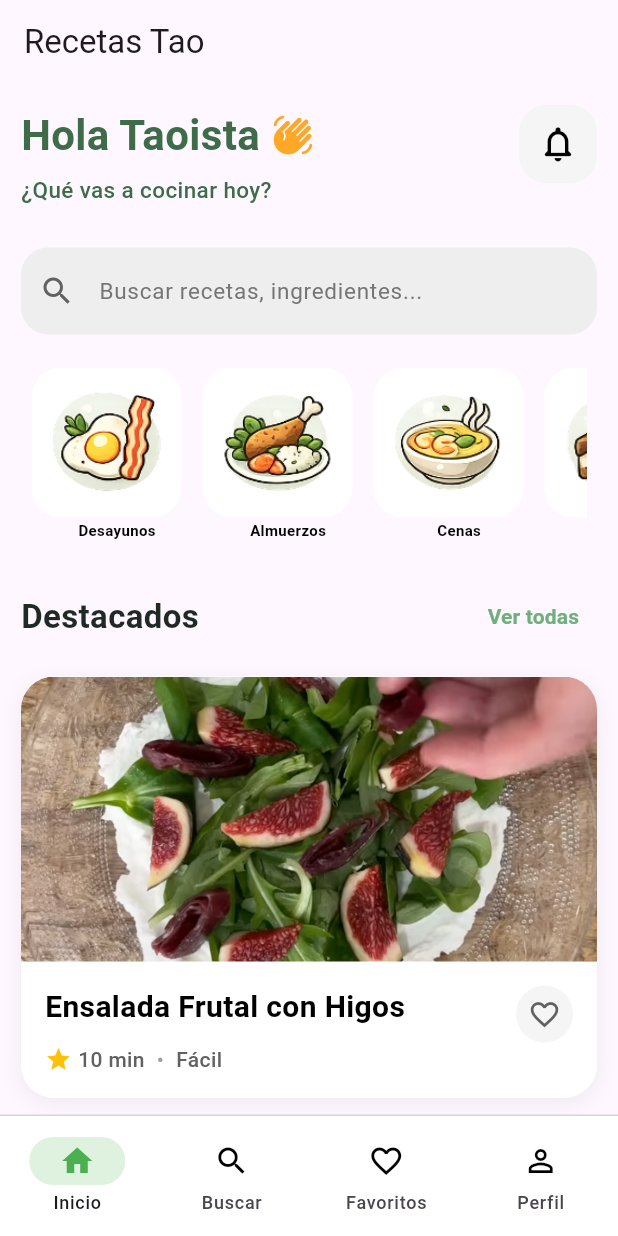
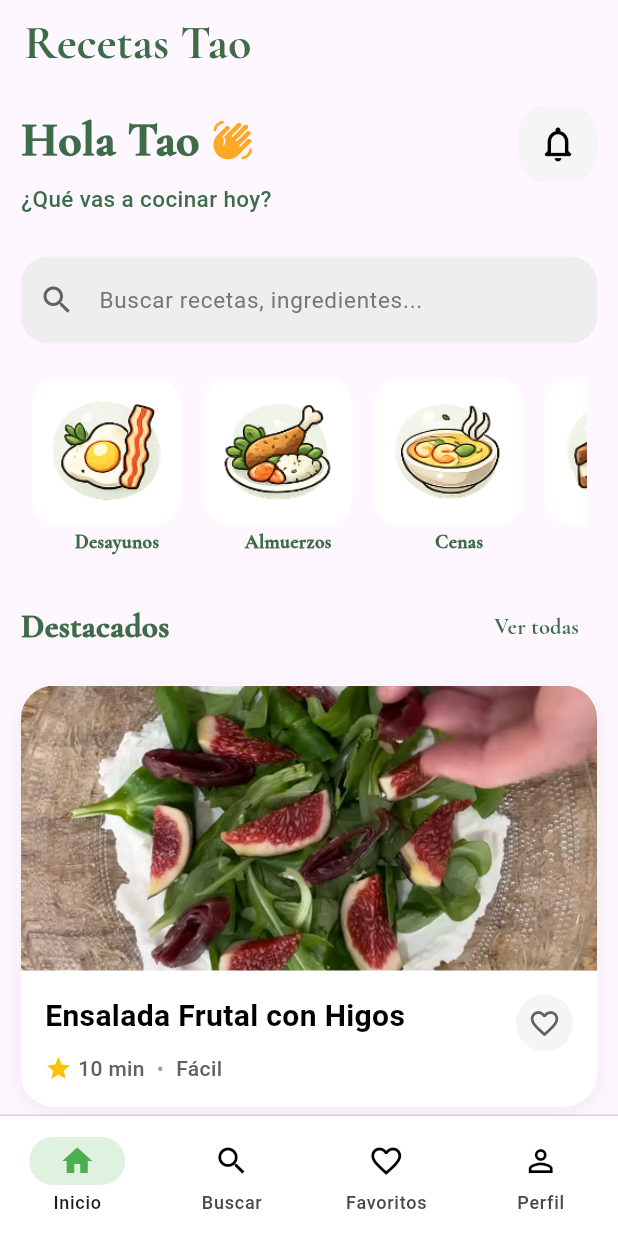
Before and after one commit to Taoista/recetastao, a Flutter app: the screen it shows after launch, after a tap on "Ver todas", on a phone screen of 412 x 824 dp. Run offline on Flutter 3.47's test engine with Material 3 defaults, Android fonts, the phone set to English and light mode, and no system bars; our stand-ins replace go_router, google_fonts.

Commit message:
fix corrreccion diseno

```diff
--- a/lib/screens/home/card_category.dart
+++ b/lib/screens/home/card_category.dart
@@ -1,11 +1,17 @@
 import 'package:flutter/material.dart';
+import 'package:google_fonts/google_fonts.dart';
+import 'package:recetastao/core/theme/app_colors.dart';
 
 class CardCategory extends StatelessWidget {
   final int idFood;
   final String nameCategory;
   final String pathImage;
 
-  const CardCategory({super.key, required this.idFood, required this.nameCategory, required this.pathImage});
+  const CardCategory(
+      {super.key,
+      required this.idFood,
+      required this.nameCategory,
+      required this.pathImage});
 
   @override
   Widget build(BuildContext context) {
@@ -28,15 +34,12 @@ class CardCategory extends StatelessWidget {
           ),
         ),
         const SizedBox(height: 1),
-        Text(
-          nameCategory,
-          textAlign: TextAlign.center,
-          style: TextStyle(
-            color: Colors.black,
-            fontSize: 10,
-            fontWeight: FontWeight.w600,
-          ),
-        ),
+        Text(nameCategory,
+            style: GoogleFonts.cormorantGaramond(
+              fontSize: 13,
+              fontWeight: FontWeight.w900,
+              color: AppColors.primaryDark,
+            )),
       ],
     );
   }
--- a/lib/screens/home/featured_card.dart
+++ b/lib/screens/home/featured_card.dart
@@ -1,4 +1,5 @@
 import 'package:flutter/material.dart';
+import 'package:google_fonts/google_fonts.dart';
 import 'package:recetastao/core/theme/app_colors.dart';
 import 'package:recetastao/models/recipe.dart';
 
@@ -10,17 +11,16 @@ class FeaturedCard extends StatefulWidget {
 }
 
 class _FeaturedCardState extends State<FeaturedCard> {
-
   bool isLoading = true;
   Recipe? food = null;
 
   // ? obtiene los productos
   List<Recipe> listFood = getRecipeFoods();
 
-
   void getData() async {
-
-    food = listFood.firstWhere((recipe) => recipe.featured == true,);
+    food = listFood.firstWhere(
+      (recipe) => recipe.featured == true,
+    );
 
     await Future.delayed(const Duration(seconds: 2));
     setState(() {
@@ -43,21 +43,22 @@ class _FeaturedCardState extends State<FeaturedCard> {
         Row(
           mainAxisAlignment: MainAxisAlignment.spaceBetween,
           children: [
-            const Text(
+            Text(
               'Destacados',
-              style: TextStyle(
+              style: GoogleFonts.cormorantGaramond(
                 fontSize: 22,
-                fontWeight: FontWeight.bold,
-                color: AppColors.textPrimary,
+                fontWeight: FontWeight.w900,
+                color: AppColors.primaryDark,
               ),
             ),
             TextButton(
               onPressed: () {},
-              child: const Text(
+              child: Text(
                 'Ver todas',
-                style: TextStyle(
-                  color: AppColors.primary,
-                  fontWeight: FontWeight.w600,
+                style: GoogleFonts.cormorantGaramond(
+                  fontSize: 15,
+                  fontWeight: FontWeight.w700,
+                  color: AppColors.primaryDark,
                 ),
               ),
             ),
--- a/lib/screens/home/header.dart
+++ b/lib/screens/home/header.dart
@@ -1,5 +1,6 @@
 import 'package:flutter/material.dart';
 import 'package:go_router/go_router.dart';
+import 'package:google_fonts/google_fonts.dart';
 import 'package:recetastao/core/theme/app_colors.dart';
 
 class Header extends StatelessWidget {
@@ -18,14 +19,12 @@ class Header extends StatelessWidget {
             /// HELLO
             Row(
               children: [
-                const Text(
-                  'Hola Taoista',
-                  style: TextStyle(
-                    fontSize: 28,
-                    fontWeight: FontWeight.bold,
-                    color: AppColors.primaryDark,
-                  ),
-                ),
+                Text('Hola Tao',
+                    style: GoogleFonts.cormorantGaramond(
+                      fontSize: 32,
+                      fontWeight: FontWeight.w900,
+                      color: AppColors.primaryDark,
+                    )),
                 const SizedBox(width: 8),
                 Icon(
                   Icons.waving_hand_rounded,
--- a/lib/screens/home/home_screen.dart
+++ b/lib/screens/home/home_screen.dart
@@ -1,5 +1,7 @@
 import 'package:flutter/material.dart';
+import 'package:google_fonts/google_fonts.dart';
 import 'package:recetastao/core/constants/app_category.dart';
+import 'package:recetastao/core/theme/app_colors.dart';
 import 'package:recetastao/models/type_foods.dart';
 import 'package:recetastao/screens/home/card_category.dart';
 import 'package:recetastao/screens/home/featured_card.dart';
@@ -44,7 +46,12 @@ class _HomeScreenState extends State<HomeScreen> {
     return Scaffold(
       bottomNavigationBar: MainNavigationBar(),
       appBar: AppBar(
-        title: const Text('Recetas Tao'),
+        title: Text('Recetas Tao',
+            style: GoogleFonts.cormorantGaramond(
+              fontSize: 32,
+              fontWeight: FontWeight.bold,
+              color: AppColors.primaryDark,
+            )),
       ),
       body: SingleChildScrollView(
         child: Column(
--- a/lib/screens/home/popular_week.dart
+++ b/lib/screens/home/popular_week.dart
@@ -1,4 +1,5 @@
 import 'package:flutter/material.dart';
+import 'package:google_fonts/google_fonts.dart';
 import 'package:recetastao/core/theme/app_colors.dart';
 
 class PopularWeek extends StatelessWidget {
@@ -13,21 +14,22 @@ class PopularWeek extends StatelessWidget {
         Row(
           mainAxisAlignment: MainAxisAlignment.spaceBetween,
           children: [
-            const Text(
+            Text(
               'Populares esta semana',
-              style: TextStyle(
-                fontSize: 22,
-                fontWeight: FontWeight.bold,
-                color: AppColors.textPrimary,
-              ),
+              style: GoogleFonts.cormorantGaramond(
+                  fontSize: 22,
+                  fontWeight: FontWeight.w900,
+                  color: AppColors.primaryDark,
+                ),
             ),
             TextButton(
               onPressed: () {},
-              child: const Text(
+              child: Text(
                 'Ver todas',
-                style: TextStyle(
-                  color: AppColors.primary,
-                  fontWeight: FontWeight.w600,
+                style: GoogleFonts.cormorantGaramond(
+                  fontSize: 15,
+                  fontWeight: FontWeight.w700,
+                  color: AppColors.primaryDark,
                 ),
               ),
             ),
```
